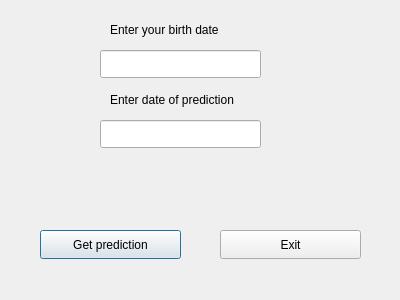
Old version of the form dialog.ui in the repository yehordemenchuk/zodiac.
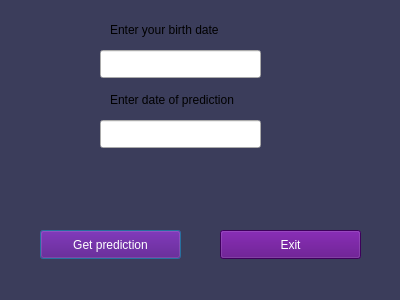
New version of the form. Icons and pictures are not drawn.

Commit message: style: get a color to buttons and windows

Patch:
```diff
--- a/dialog.ui
+++ b/dialog.ui
@@ -17,6 +17,11 @@
    <iconset resource="resources.qrc">
     <normaloff>:/img/zodiac_icon.png</normaloff>:/img/zodiac_icon.png</iconset>
   </property>
+  <property name="styleSheet">
+   <string notr="true">QDialog {
+	background-color: rgb(59, 61, 91);
+}</string>
+  </property>
   <widget class="QLineEdit" name="user_birth_date">
    <property name="geometry">
     <rect>
@@ -72,6 +77,20 @@
      <height>29</height>
     </rect>
    </property>
+   <property name="styleSheet">
+    <string notr="true">QPushButton {
+	color: white;
+	background-color: rgb(85, 0, 127);
+}
+
+QPushButton:hover {
+	background-color: darkviolet;
+} 
+
+QPushButton:pressed {
+	background-color: indigo;
+}</string>
+   </property>
    <property name="text">
     <string>Get prediction</string>
    </property>
@@ -98,6 +117,20 @@
      <height>29</height>
     </rect>
    </property>
+   <property name="styleSheet">
+    <string notr="true">QPushButton {
+	color: white;
+	background-color: rgb(85, 0, 127);
+}
+
+QPushButton:hover {
+	background-color: darkviolet;
+} 
+
+QPushButton:pressed {
+	background-color: indigo;
+}</string>
+   </property>
    <property name="text">
     <string>Exit</string>
    </property>
```
The commit also changes 22 other files.
